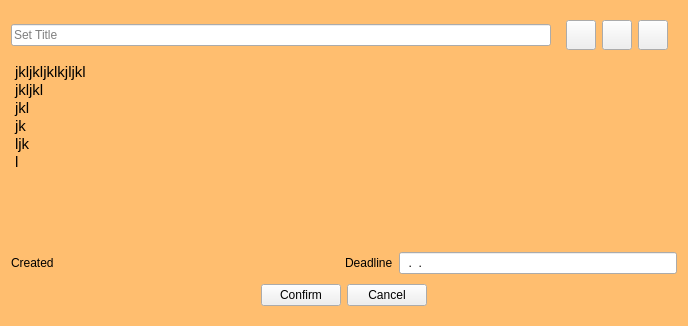
The window that gui/note.ui (pepab0t/to_do_list) describes before a commit, drawn with Qt 5.
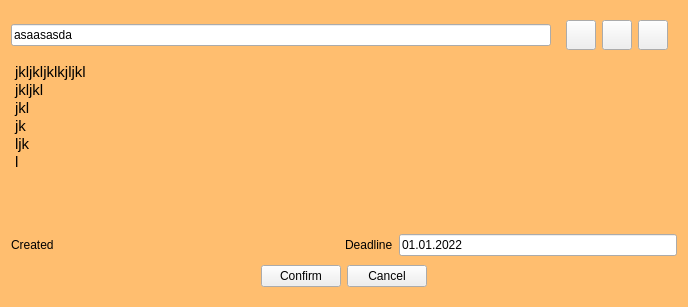
The same window after the commit.

Commit message: readonly note widgets styles on confirm

```diff
--- a/gui/note.ui
+++ b/gui/note.ui
@@ -7,7 +7,7 @@
     <x>0</x>
     <y>0</y>
     <width>688</width>
-    <height>326</height>
+    <height>307</height>
    </rect>
   </property>
   <property name="sizePolicy">
@@ -52,6 +52,31 @@
       </property>
       <item>
        <widget class="QLineEdit" name="editTitle">
+        <property name="styleSheet">
+         <string notr="true">QLineEdit[readOnly=&quot;false&quot;]{
+	background-color: white;
+}
+
+
+QLineEdit[readOnly=&quot;true&quot;]{
+	background-color: rgb(220, 138, 221);
+}</string>
+        </property>
+        <property name="text">
+         <string>asaasasda</string>
+        </property>
+        <property name="frame">
+         <bool>true</bool>
+        </property>
+        <property name="echoMode">
+         <enum>QLineEdit::Normal</enum>
+        </property>
+        <property name="dragEnabled">
+         <bool>false</bool>
+        </property>
+        <property name="readOnly">
+         <bool>false</bool>
+        </property>
         <property name="placeholderText">
          <string>Set Title</string>
         </property>
@@ -152,6 +177,16 @@
        <height>0</height>
       </size>
      </property>
+     <property name="styleSheet">
+      <string notr="true">QTextEdit[readOnly=&quot;false&quot;]{
+	background-color: white;
+}
+
+
+QTextEdit[readOnly=&quot;true&quot;]{
+	background-color: rgb(220, 138, 221);
+}</string>
+     </property>
      <property name="verticalScrollBarPolicy">
       <enum>Qt::ScrollBarAlwaysOff</enum>
      </property>
@@ -240,11 +275,21 @@
           <verstretch>0</verstretch>
          </sizepolicy>
         </property>
+        <property name="styleSheet">
+         <string notr="true">QLineEdit[readOnly=&quot;false&quot;]{
+	background-color: white;
+}
+
+
+QLineEdit[readOnly=&quot;true&quot;]{
+	background-color: rgb(220, 138, 221);
+}</string>
+        </property>
         <property name="inputMask">
          <string>99.99.9999</string>
         </property>
         <property name="text">
-         <string>..</string>
+         <string>01.01.2022</string>
         </property>
         <property name="readOnly">
          <bool>false</bool>
```
Left out of the diff: 4 changed lines with no effect on the pictures. The commit also changes 3 other files.
